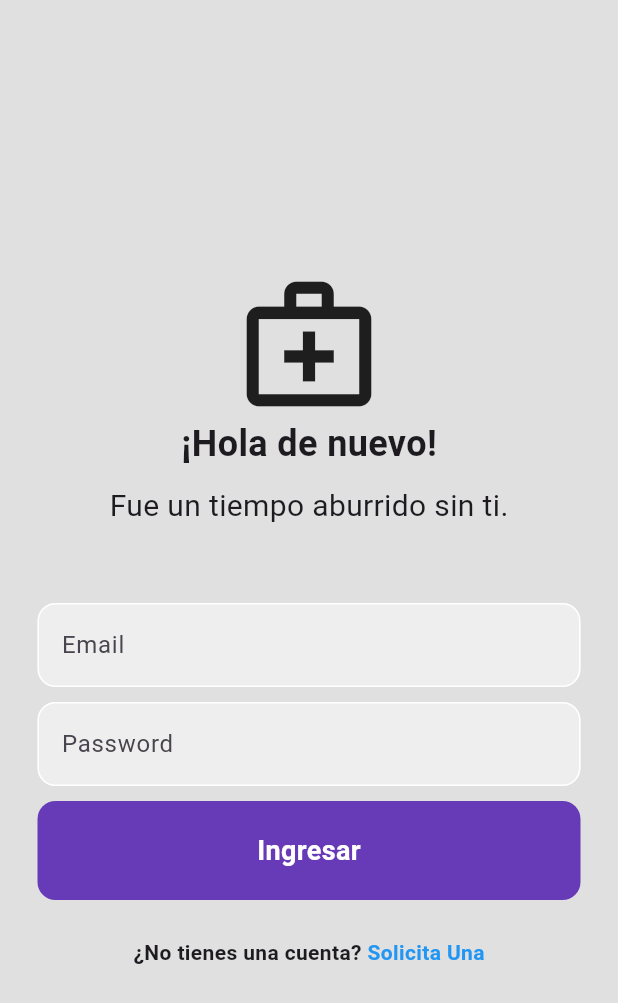
After one commit to lighnio/medware, a Flutter app: the screen it shows after launch, on a phone screen of 412 x 824 dp. The commit adds this screen. Shown: the top 1003 px of the screen. Run offline on Flutter 3.47's test engine with Material 2 defaults, Android fonts, the phone set to English and light mode, and no system bars; our stand-ins replace cloud_firestore, firebase_auth, firebase_core, go_router; accounts and stored records are empty.

Commit message:
Can create meds

```diff
--- /dev/null
+++ b/lib/components/custom_buttton.dart
@@ -0,0 +1,25 @@
+import 'package:flutter/material.dart';
+
+Widget CustomButton(String text, function) {
+  return Padding(
+    padding: const EdgeInsets.symmetric(horizontal: 25.0),
+    child: GestureDetector(
+      onTap: function,
+      child: Container(
+        padding: EdgeInsets.all(20),
+        decoration: BoxDecoration(
+            color: Colors.deepPurple, borderRadius: BorderRadius.circular(12)),
+        child: Center(
+          child: Text(
+            text,
+            style: TextStyle(
+              color: Colors.white,
+              fontWeight: FontWeight.bold,
+              fontSize: 18,
+            ),
+          ),
+        ),
+      ),
+    ),
+  );
+}
--- a/lib/components/custom_navigation_bar.dart
+++ b/lib/components/custom_navigation_bar.dart
@@ -34,12 +34,12 @@ class _CustomNavigationBarState extends State<CustomNavigationBar> {
     ];
 
     return BottomNavigationBar(
-        backgroundColor: const Color(0xFF6200EE),
+        backgroundColor: Colors.deepPurple,
         currentIndex: _currentIndex,
         items: 1 == 1 ? admin_nav_items : user_nav_items,
         onTap: (value) {
           setState(() => _currentIndex = value);
-          context.go(source[_currentIndex]['path'] as String);
+          context.go(paths(1 == 1)[_currentIndex]['path'] as String);
         },
         selectedFontSize: 20,
         selectedItemColor: Colors.white,
--- /dev/null
+++ b/lib/components/custom_textfield.dart
@@ -0,0 +1,31 @@
+import 'package:flutter/material.dart';
+
+Widget CustomTextField(TextEditingController controller, String hint,
+    {TextInputType inputType = TextInputType.text,
+    bool hideText = false,
+    double hEdgeInset = 25,
+    double vEdgeInset = 25,
+    onChanged = null}) {
+  return Padding(
+    padding: EdgeInsets.symmetric(horizontal: hEdgeInset),
+    child: TextField(
+      controller: controller,
+      keyboardType: inputType,
+      obscureText: hideText,
+      onChanged: onChanged,
+      decoration: InputDecoration(
+        enabledBorder: OutlineInputBorder(
+          borderSide: BorderSide(color: Colors.white),
+          borderRadius: BorderRadius.circular(12),
+        ),
+        focusedBorder: OutlineInputBorder(
+          borderSide: BorderSide(color: Colors.deepPurple),
+          borderRadius: BorderRadius.circular(12),
+        ),
+        hintText: hint,
+        fillColor: Colors.grey[200],
+        filled: true,
+      ),
+    ),
+  );
+}
--- /dev/null
+++ b/lib/features/login/presentation/LoginPage.dart
@@ -0,0 +1,112 @@
+import 'package:firebase_auth/firebase_auth.dart';
+import 'package:flutter/foundation.dart';
+import 'package:flutter/material.dart';
+import 'package:go_router/go_router.dart';
+import 'package:medware/components/custom_buttton.dart';
+import 'package:medware/components/custom_textfield.dart';
+import 'package:medware/features/login/data/error_messages.dart';
+
+class LoginPage extends StatefulWidget {
+  const LoginPage({super.key});
+
+  @override
+  State<LoginPage> createState() => _LoginPageState();
+}
+
+class _LoginPageState extends State<LoginPage> {
+  // Text Controllers
+  TextEditingController _email = TextEditingController();
+  TextEditingController _password = TextEditingController();
+  final GlobalKey<ScaffoldState> _scaffoldKey = new GlobalKey<ScaffoldState>();
+
+  Future signIn() async {
+    try {
+      await FirebaseAuth.instance
+          .signInWithEmailAndPassword(
+            email: _email.text.trim(),
+            password: _password.text,
+          )
+          .whenComplete(() => context.go('/'));
+    } on FirebaseAuthException catch (e) {
+      ScaffoldMessenger.of(context).showSnackBar(SnackBar(
+        duration: const Duration(seconds: 5),
+        content: Text(ErrorMessage(e.code),
+            style: TextStyle(
+              fontWeight: FontWeight.bold,
+              fontSize: 15,
+            )),
+      ));
+    }
+  }
+
+  @override
+  void dispose() {
+    _email.dispose();
+    _password.dispose();
+    super.dispose();
+  }
+
+  @override
+  Widget build(BuildContext context) {
+    return Scaffold(
+      key: _scaffoldKey,
+      backgroundColor: Colors.grey[300],
+      body: SafeArea(
+        child: Center(
+          child: SingleChildScrollView(
+            child: Column(
+              mainAxisAlignment: MainAxisAlignment.center,
+              children: [
+                const Icon(
+                  Icons.medical_services_outlined,
+                  size: 100,
+                ),
+                const Text(
+                  '¡Hola de nuevo!',
+                  style: TextStyle(
+                    fontWeight: FontWeight.bold,
+                    fontSize: 24,
+                  ),
+                ),
+                const SizedBox(height: 10),
+                const Text(
+                  'Fue un tiempo aburrido sin ti.',
+                  style: TextStyle(
+                    fontSize: 20,
+                  ),
+                ),
+                const SizedBox(height: 50),
+                CustomTextField(_email, 'Email',
+                    inputType: TextInputType.emailAddress),
+                const SizedBox(height: 10),
+                CustomTextField(_password, 'Password',
+                    inputType: TextInputType.visiblePassword, hideText: true),
+                const SizedBox(height: 10),
+                CustomButton('Ingresar', signIn),
+                const SizedBox(height: 25),
+                const Row(
+                  mainAxisAlignment: MainAxisAlignment.center,
+                  children: [
+                    Text(
+                      '¿No tienes una cuenta?',
+                      style: TextStyle(
+                        fontWeight: FontWeight.bold,
+                      ),
+                    ),
+                    Text(
+                      ' Solicita Una',
+                      style: TextStyle(
+                        color: Colors.blue,
+                        fontWeight: FontWeight.bold,
+                      ),
+                    )
+                  ],
+                )
+              ],
+            ),
+          ),
+        ),
+      ),
+    );
+  }
+}
--- a/lib/main.dart
+++ b/lib/main.dart
@@ -3,6 +3,7 @@ import 'package:firebase_core/firebase_core.dart';
 import 'package:flutter/material.dart';
 import 'package:go_router/go_router.dart';
 import 'package:medware/components/custom_navigation_bar.dart';
+import 'package:medware/features/login/presentation/LoginPage.dart';
 import 'package:medware/firebase_options.dart';
 import 'package:medware/routes.dart';
 
@@ -30,7 +31,7 @@ class MyApp extends StatelessWidget {
               builder: (context, state, child) {
                 if (FirebaseAuth.instance.currentUser == null) {
                   return Scaffold(
-                    body: Center(child: Text('No Logged')),
+                    body: LoginPage(),
                   );
                 }
 
@@ -43,12 +44,14 @@ class MyApp extends StatelessWidget {
                           fontFamily: 'Times New Roman',
                           fontWeight: FontWeight.w800),
                     ),
-                    actions: [
-                      IconButton(
-                        onPressed: () {},
-                        icon: const Icon(Icons.abc),
-                      ),
-                    ],
+                    leading: IconButton(
+                      onPressed: () {
+                        FirebaseAuth.instance.signOut();
+                        context.go('/login');
+                      },
+                      icon: const Icon(Icons.menu),
+                    ),
+                    actions: [],
                     centerTitle: true,
                   ),
                   body: child,
```
Also changed, not shown: lib/features/admin/inventory/Inventory.dart (added, +148 -0 lines), lib/features/admin/inventory/presentation/inventory_add.dart (added, +118 -0 lines), lib/features/login/data/error_messages.dart (added, +10 -0 lines), lib/routes.dart (+25 -2 lines), pubspec.yaml (+1 -6 lines), lib/features/home/HomeScreen.dart (renamed from lib/features/home/presentation/HomeScreen.dart), pubspec.lock, 4 other files.
